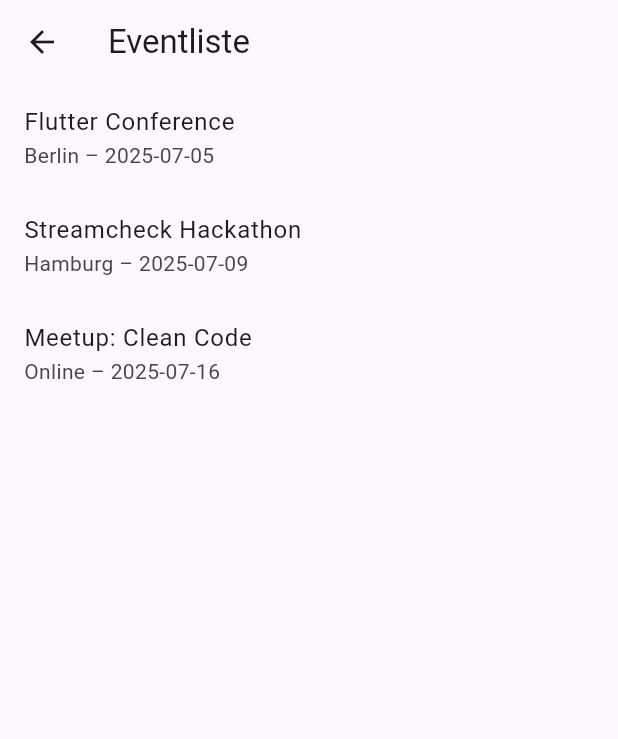
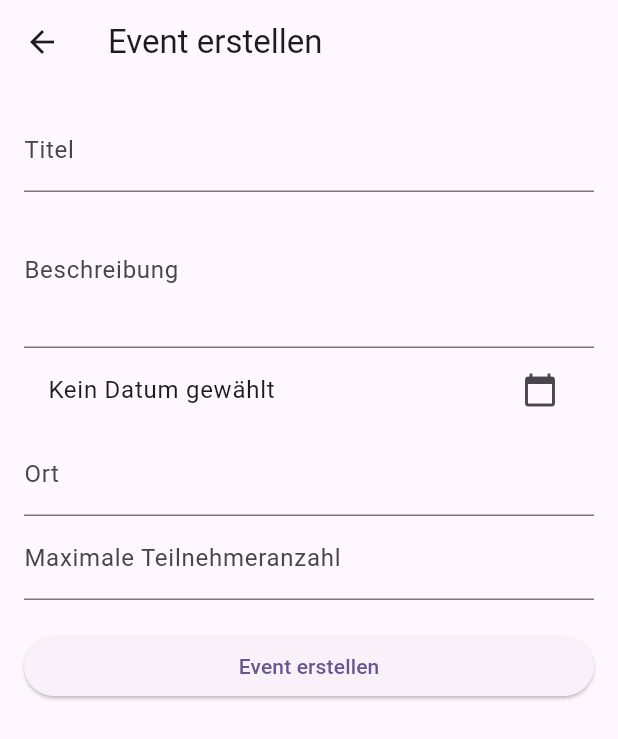
Before and after one commit to Tolaron/Streamcheck24hChallenge, a Flutter app: the screen it shows after launch, on a phone screen of 412 x 824 dp. Shown: the top 739 px of the screen. Run offline on Flutter 3.47's test engine with Material 3 defaults, Android fonts, the phone set to English and light mode, and no system bars.

Commit message:
implemented CreateEventScreen with form validation

```diff
--- a/mobile_app/lib/main.dart
+++ b/mobile_app/lib/main.dart
@@ -3,6 +3,7 @@ import 'screens/home_screen.dart';
 import 'screens/event_screen.dart';
 import 'screens/auth_screen.dart';
 import 'screens/event_list_screen.dart';
+import 'screens/create_event_screen.dart';
 
 void main() {
   runApp(const EventApp());
@@ -15,12 +16,13 @@ class EventApp extends StatelessWidget {
   Widget build(BuildContext context) {
     return MaterialApp(
       title: 'Event App',
-      initialRoute: '/events',
+      initialRoute: '/create',
       routes: {
         '/': (context) => const HomeScreen(),
         '/event': (context) => const EventScreen(),
         '/events': (context) => const EventListScreen(),
         '/auth': (context) => const AuthScreen(),
+        '/create': (context) => const CreateEventScreen(),
       },
       theme: ThemeData(
         colorScheme: ColorScheme.fromSeed(seedColor: Colors.deepPurple),
--- /dev/null
+++ b/mobile_app/lib/screens/create_event_screen.dart
@@ -0,0 +1,131 @@
+import 'package:flutter/material.dart';
+import 'package:intl/intl.dart';
+
+class CreateEventScreen extends StatefulWidget {
+  const CreateEventScreen({super.key});
+
+  @override
+  State<CreateEventScreen> createState() => _CreateEventScreenState();
+}
+
+class _CreateEventScreenState extends State<CreateEventScreen> {
+  final _formKey = GlobalKey<FormState>();
+
+  // Controller für Textfelder
+  final _titleController = TextEditingController();
+  final _descriptionController = TextEditingController();
+  final _locationController = TextEditingController();
+  final _maxParticipantsController = TextEditingController();
+
+  DateTime? _selectedDate;
+
+  // Zeigt den DatePicker an
+  Future<void> _pickDate() async {
+    final now = DateTime.now();
+    final picked = await showDatePicker(
+      context: context,
+      initialDate: now,
+      firstDate: now,
+      lastDate: DateTime(now.year + 2),
+    );
+
+    if (picked != null) {
+      setState(() {
+        _selectedDate = picked;
+      });
+    }
+  }
+
+  // Validiert und speichert das Formular
+  void _submitForm() {
+    if (_formKey.currentState!.validate()) {
+      if (_selectedDate == null) {
+        ScaffoldMessenger.of(context).showSnackBar(
+          const SnackBar(content: Text('Bitte ein Datum auswählen')),
+        );
+        return;
+      }
+
+      // Erfolgssimulation
+      ScaffoldMessenger.of(context).showSnackBar(
+        const SnackBar(content: Text('Event erstellt')),
+      );
+
+      // Optional: Felder leeren
+      _formKey.currentState!.reset();
+      _selectedDate = null;
+      setState(() {});
+    }
+  }
+
+  @override
+  Widget build(BuildContext context) {
+    return Scaffold(
+      appBar: AppBar(title: const Text('Event erstellen')),
+      body: Padding(
+        padding: const EdgeInsets.all(16),
+        child: Form(
+          key: _formKey,
+          child: ListView(
+            children: [
+              // Titel
+              TextFormField(
+                controller: _titleController,
+                decoration: const InputDecoration(labelText: 'Titel'),
+                validator: (value) =>
+                value == null || value.isEmpty ? 'Pflichtfeld' : null,
+              ),
+
+              // Beschreibung
+              TextFormField(
+                controller: _descriptionController,
+                decoration: const InputDecoration(labelText: 'Beschreibung'),
+                maxLines: 3,
+              ),
+
+              // Datum
+              ListTile(
+                title: Text(_selectedDate == null
+                    ? 'Kein Datum gewählt'
+                    : DateFormat('dd.MM.yyyy').format(_selectedDate!)),
+                trailing: const Icon(Icons.calendar_today),
+                onTap: _pickDate,
+              ),
+
+              // Ort
+              TextFormField(
+                controller: _locationController,
+                decoration: const InputDecoration(labelText: 'Ort'),
+                validator: (value) =>
+                value == null || value.isEmpty ? 'Pflichtfeld' : null,
+              ),
+
+              // Max. Teilnehmer
+              TextFormField(
+                controller: _maxParticipantsController,
+                decoration: const InputDecoration(
+                    labelText: 'Maximale Teilnehmeranzahl'),
+                keyboardType: TextInputType.number,
+                validator: (value) {
+                  if (value == null || value.isEmpty) return 'Pflichtfeld';
+                  final number = int.tryParse(value);
+                  if (number == null || number <= 0) {
+                    return 'Ungültige Zahl';
+                  }
+                  return null;
+                },
+              ),
+
+              const SizedBox(height: 20),
+
+              ElevatedButton(
+                onPressed: _submitForm,
+                child: const Text('Event erstellen'),
+              )
+            ],
+          ),
+        ),
+      ),
+    );
+  }
+}
--- a/mobile_app/pubspec.yaml
+++ b/mobile_app/pubspec.yaml
@@ -31,6 +31,7 @@ dependencies:
   flutter:
     sdk: flutter
   http: ^1.2.0
+  intl: ^0.18.1
 
   # The following adds the Cupertino Icons font to your application.
   # Use with the CupertinoIcons class for iOS style icons.
```
